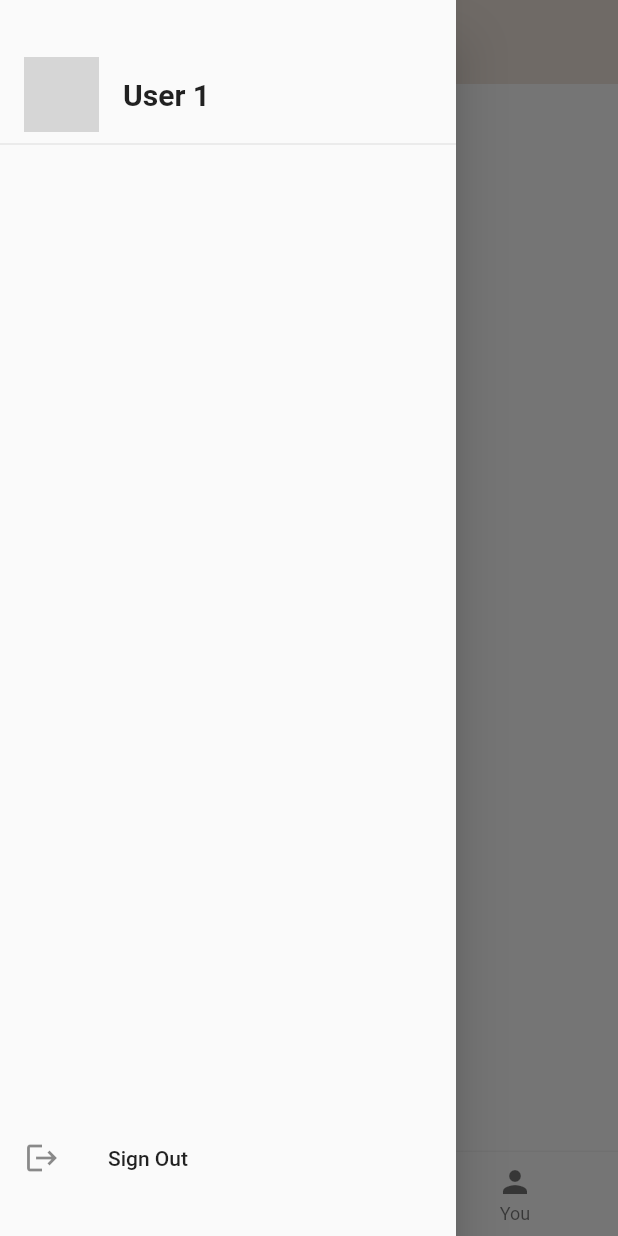
After one commit to 6156-superstainsocket/match_frontend, a Flutter app: the GroupMain screen opened directly, after a tap on the "menu" icon, on a phone screen of 412 x 824 dp. The commit adds this screen. Run offline on Flutter 3.47's test engine with Material 2 defaults, Android fonts, the phone set to English and light mode, and no system bars; our stand-ins replace flutter_svg; grey boxes are pictures that could not be loaded.

Commit message:
add navigation bar (#1)

```diff
--- /dev/null
+++ b/lib/src/pages/group/group_main.dart
@@ -0,0 +1,67 @@
+import 'package:demo/constants.dart';
+import 'package:demo/src/pages/utils/my_drawer.dart';
+import 'package:flutter/material.dart';
+import 'package:flutter_svg/flutter_svg.dart';
+
+class GroupMain extends StatefulWidget {
+  const GroupMain({super.key});
+
+  @override
+  State<GroupMain> createState() => _GroupMainState();
+}
+
+class _GroupMainState extends State<GroupMain> {
+  int _selectedIndex = 0;
+
+  @override
+  Widget build(BuildContext context) {
+    return Scaffold(
+      appBar: AppBar(
+        title: SvgPicture.asset(
+          "assets/svgs/logo.svg",
+          height: 32,
+          width: 32,
+          fit: BoxFit.scaleDown,
+        ),
+        centerTitle: true,
+        backgroundColor: pinkLightColor,
+        elevation: 0,
+        leading: Builder(
+          builder: (context) {
+            return IconButton(
+                onPressed: () {
+                  Scaffold.of(context).openDrawer();
+                },
+                icon: const Icon(Icons.menu, color: pinkHeavyColor));
+          },
+        ),
+      ),
+      drawer: const MyDrawer(),
+      bottomNavigationBar: Container(
+        decoration: const BoxDecoration(
+          color: Colors.white,
+          border: Border(
+            top: BorderSide(color: greyBackground),
+          ),
+        ),
+        child: BottomNavigationBar(
+          items: const [
+            BottomNavigationBarItem(icon: Icon(Icons.home), label: "Home"),
+            BottomNavigationBarItem(
+                icon: Icon(Icons.message), label: "Message"),
+            BottomNavigationBarItem(icon: Icon(Icons.person), label: "You"),
+          ],
+          elevation: 0,
+          currentIndex: _selectedIndex,
+          onTap: (index) {
+            setState(() {
+              _selectedIndex = index;
+            });
+          },
+          fixedColor: greenColor,
+          backgroundColor: Colors.white,
+        ),
+      ),
+    );
+  }
+}
--- /dev/null
+++ b/lib/src/pages/utils/my_drawer.dart
@@ -0,0 +1,51 @@
+import 'package:flutter/material.dart';
+
+class MyDrawer extends StatelessWidget {
+  const MyDrawer({super.key});
+
+  @override
+  Widget build(BuildContext context) {
+    return Drawer(
+      child: MediaQuery.removePadding(
+        context: context,
+        removeTop: true,
+        child: Column(
+          // crossAxisAlignment: CrossAxisAlignment.start,
+          children: [
+            Padding(
+              padding: const EdgeInsets.only(top: 38.0),
+              child: Row(
+                children: [
+                  Padding(
+                    padding: const EdgeInsets.symmetric(horizontal: 16.0),
+                    child: ClipOval(
+                      child: Image.asset(
+                        "images/logo.png",
+                        width: 50,
+                      ),
+                    ),
+                  ),
+                  const Text(
+                    "User 1",
+                    style: TextStyle(fontWeight: FontWeight.bold, fontSize: 20),
+                  ),
+                ],
+              ),
+            ),
+            const Divider(),
+            const Expanded(
+              child: Align(
+                alignment: FractionalOffset.bottomCenter,
+                child: ListTile(
+                  leading: Icon(Icons.logout),
+                  title: Text("Sign Out"),
+                ),
+              ),
+            ),
+            const Padding(padding: EdgeInsets.symmetric(vertical: 12.0)),
+          ],
+        ),
+      ),
+    );
+  }
+}
```
Also changed, not shown: lib/src/pages/login/components/login_form.dart (+10 -0 lines).
